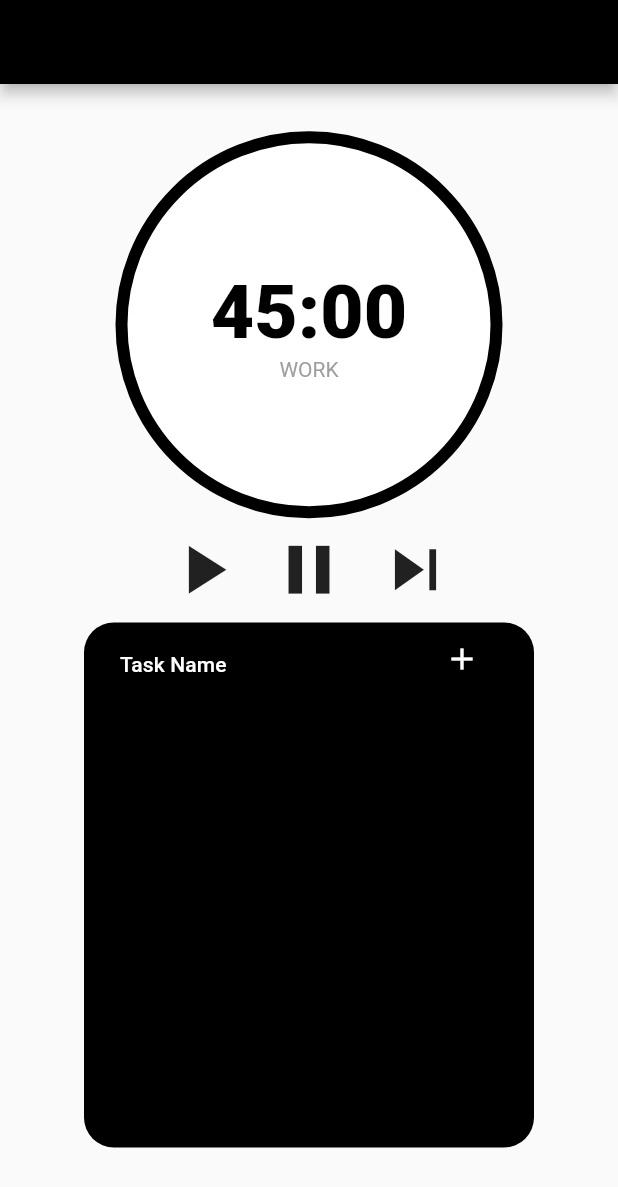
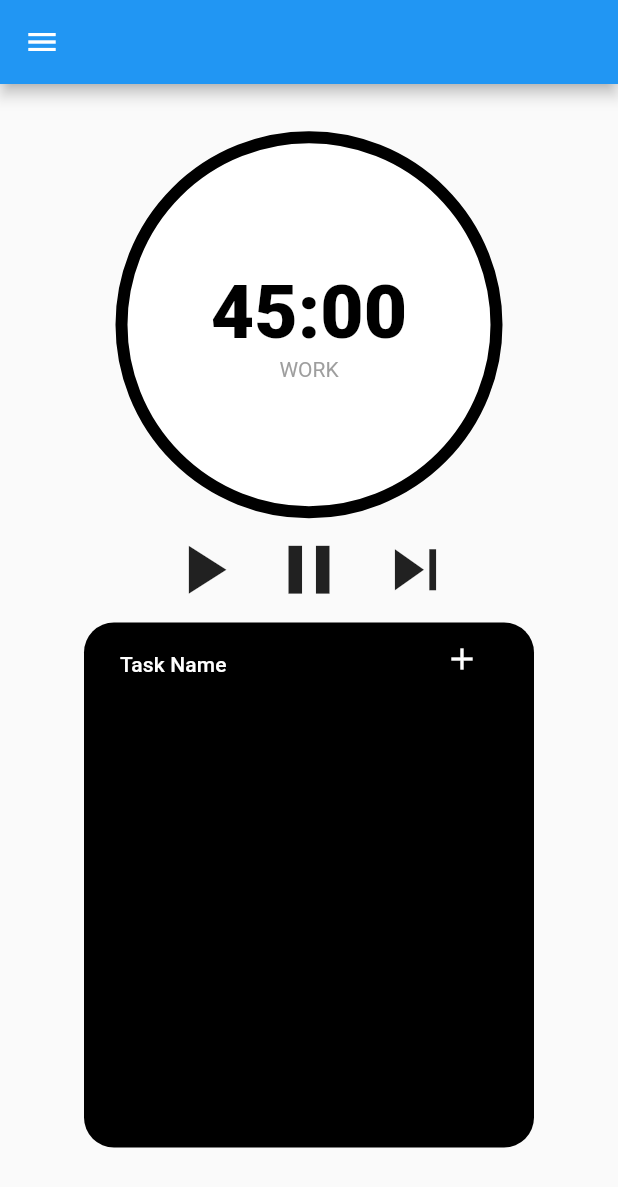
Before and after one commit to NathanPerezR/my_pomodoro, a Flutter app: the screen it shows after launch, on a phone screen of 412 x 824 dp. Shown: the top 1187 px of the screen. Run offline on Flutter 3.47's test engine with Material 2 defaults, Android fonts, the light colour scheme and no system bars; missing offline and left inert: window_manager.

Commit message:
Removed hardcoded color, updates on theme now

```diff
--- a/lib/pages/Home.dart
+++ b/lib/pages/Home.dart
@@ -9,8 +9,8 @@ class Home extends StatelessWidget {
   @override
   Widget build(BuildContext context) {
     return Scaffold(
-      appBar: AppBar(backgroundColor: Colors.black),
-      //drawer: const DWidget(),
+      appBar: AppBar(),
+      drawer: const DWidget(),
       body: const Column(
         children: [
           SizedBox(height: 33),
```
